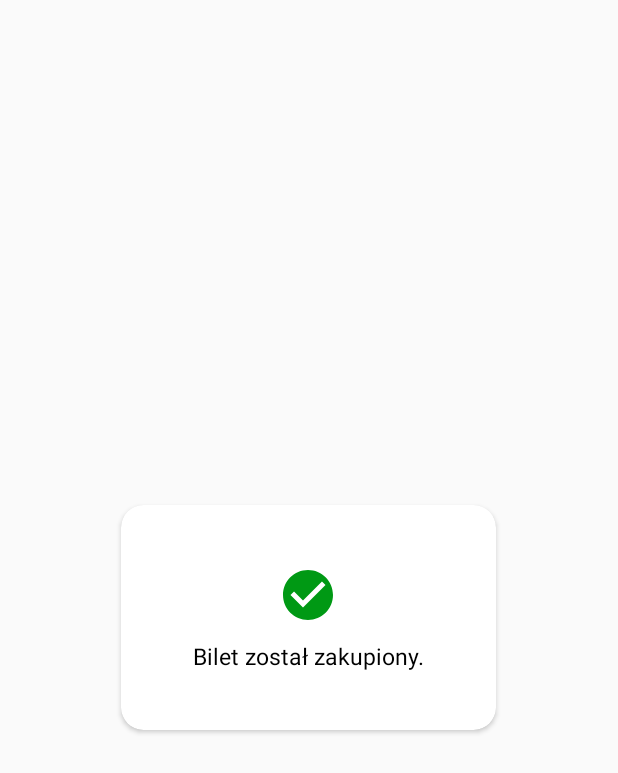
After one commit to Squizen/ClickAndGo, an Android app: the layout buying_successful.xml on its own in the app's theme, with its tools: preview values and no code run, on a phone screen of 412 x 824 dp. The commit adds this screen. Shown: the top 773 px of the screen. Run offline under Robolectric (Android 15) with nearby library versions, the phone set to English and light mode, and no system bars; network calls fail.

Commit message:
finishing project

```diff
--- a/app/build.gradle
+++ b/app/build.gradle
@@ -1,7 +1,7 @@
 apply plugin: 'com.android.application'
 
 android {
-    compileSdkVersion 29
+    compileSdkVersion 30
 
     defaultConfig {
         applicationId "breakthecode.com.clickandgo"
--- a/app/src/main/java/breakthecode/com/clickandgo/activities/ChooseCityFromActivity.java
+++ b/app/src/main/java/breakthecode/com/clickandgo/activities/ChooseCityFromActivity.java
@@ -47,7 +47,7 @@ import breakthecode.com.clickandgo.resthelpers.RideRequestParameters;
 public class ChooseCityFromActivity extends AppCompatActivity implements CitiesFromRecViewAdapter.OnItemClickListener {
     private static final String TAG = "myLogs ChooseCity";
 
-    private static String SERVER_URL = "http://ssh-vps.nazwa.pl:8084";
+    private static final String SERVER_URL = "http://ssh-vps.nazwa.pl:8084";
     public static final String CITY_PICKED = "CITY_FROM_PICKED";
 
     private AppSharedPreferencesHelper sharedPrefs;
--- a/app/src/main/java/breakthecode/com/clickandgo/activities/ChooseCityToActivity.java
+++ b/app/src/main/java/breakthecode/com/clickandgo/activities/ChooseCityToActivity.java
@@ -46,7 +46,7 @@ import breakthecode.com.clickandgo.resthelpers.RideRequestParameters;
 public class ChooseCityToActivity extends AppCompatActivity implements CitiesToRecViewAdapter.OnItemClickListener {
     private static final String TAG = "myLogs ChooseCity";
 
-    private static String SERVER_URL = "http://ssh-vps.nazwa.pl:8084";
+    private static final String SERVER_URL = "http://ssh-vps.nazwa.pl:8084";
     public static final String CITY_PICKED = "CITY_TO_PICKED";
 
     private AppSharedPreferencesHelper sharedPrefs;
--- a/app/src/main/java/breakthecode/com/clickandgo/activities/ChooseRideActivity.java
+++ b/app/src/main/java/breakthecode/com/clickandgo/activities/ChooseRideActivity.java
@@ -52,7 +52,7 @@ import breakthecode.com.clickandgo.resthelpers.RideRequestParameters;
 
 public class ChooseRideActivity extends AppCompatActivity implements RideCallback {
     private static final String TAG = "myLogs";
-    private static String SERVER_URL = "http://ssh-vps.nazwa.pl:8084";
+    private static final String SERVER_URL = "http://ssh-vps.nazwa.pl:8084";
 
     private RideRequestParameters rideRequestParameters;
     private List<RideResponse> listOfRides;
--- a/app/src/main/java/breakthecode/com/clickandgo/activities/MainActivity.java
+++ b/app/src/main/java/breakthecode/com/clickandgo/activities/MainActivity.java
@@ -37,7 +37,7 @@ import breakthecode.com.clickandgo.resthelpers.RideRequestParameters;
 
 public class MainActivity extends AppCompatActivity {
     private static final String TAG = "myLogs MainAct";
-    private static String SERVER_URL = "http://ssh-vps.nazwa.pl:8084";
+    private static final String SERVER_URL = "http://ssh-vps.nazwa.pl:8084";
 
     private AppSharedPreferencesHelper sharedPrefs;
     private RideRequestParameters rideRequestParameters;
--- a/app/src/main/java/breakthecode/com/clickandgo/recyclerviews/TicketsRecyclerViewAdapter.java
+++ b/app/src/main/java/breakthecode/com/clickandgo/recyclerviews/TicketsRecyclerViewAdapter.java
@@ -29,11 +29,11 @@ public class TicketsRecyclerViewAdapter extends RecyclerView.Adapter<TicketsRecy
 
     private List<UserTicket> listOfUserTickets = new ArrayList<>();
 
-    private Context context;
+    private final Context context;
 
     private RideRequestParameters rideRequestParameters;
 
-    private TicketCallBack callback;
+    private final TicketCallBack callback;
 
     public TicketsRecyclerViewAdapter(Context context, TicketCallBack callback){
         this.context = context;
--- /dev/null
+++ b/app/src/main/res/drawable/ok_icon.xml
@@ -0,0 +1,5 @@
+<vector android:height="24dp" android:tint="#009914"
+    android:viewportHeight="24" android:viewportWidth="24"
+    android:width="24dp" xmlns:android="http://schemas.android.com/apk/res/android">
+    <path android:fillColor="@android:color/white" android:pathData="M12,2C6.48,2 2,6.48 2,12s4.48,10 10,10 10,-4.48 10,-10S17.52,2 12,2zM10,17l-5,-5 1.41,-1.41L10,14.17l7.59,-7.59L19,8l-9,9z"/>
+</vector>
--- /dev/null
+++ b/app/src/main/res/layout/buying_successful.xml
@@ -0,0 +1,43 @@
+<?xml version="1.0" encoding="utf-8"?>
+<androidx.cardview.widget.CardView
+    android:background="#ffffff00"
+    app:cardCornerRadius="15dp"
+    android:layout_width="wrap_content"
+    android:layout_height="wrap_content"
+    android:layout_gravity="center"
+    xmlns:android="http://schemas.android.com/apk/res/android"
+    xmlns:app="http://schemas.android.com/apk/res-auto">
+
+    <RelativeLayout
+        android:layout_gravity="center"
+        android:layout_width="250dp"
+        android:layout_height="150dp"
+        android:padding="20dp">
+
+        <RelativeLayout
+            android:layout_centerInParent="true"
+            android:layout_width="match_parent"
+            android:layout_height="70dp">
+
+            <ImageView
+                android:layout_centerHorizontal="true"
+                android:id="@+id/img"
+                android:src="@drawable/ok_icon"
+                android:layout_width="40dp"
+                android:layout_height="40dp"/>
+
+            <TextView
+                android:layout_centerHorizontal="true"
+                android:layout_marginTop="10dp"
+                android:textSize="15sp"
+                android:textColor="@color/colorBlack"
+                android:text="Bilet został zakupiony."
+                android:layout_below="@id/img"
+                android:layout_width="wrap_content"
+                android:layout_height="wrap_content"/>
+
+        </RelativeLayout>
+
+    </RelativeLayout>
+
+</androidx.cardview.widget.CardView>
--- a/app/src/main/res/layout/loading_dialog.xml
+++ b/app/src/main/res/layout/loading_dialog.xml
@@ -29,7 +29,7 @@
         android:layout_marginTop="10dp"
         android:textSize="15sp"
         android:textColor="@color/colorBlack"
-        android:text="Pobieram dane"
+        android:text="Pobieram dane."
         android:layout_below="@id/progressBar"
         android:layout_width="wrap_content"
         android:layout_height="wrap_content"/>
```
Also changed, not shown: app/src/main/java/breakthecode/com/clickandgo/activities/TicketBuyingActivity.java (+93 -9 lines), app/src/main/java/breakthecode/com/clickandgo/classes/MailSupport.java (added, +81 -0 lines), app/src/main/java/breakthecode/com/clickandgo/classes/TransactionDialog.java (added, +34 -0 lines), app/src/main/java/breakthecode/com/clickandgo/recyclerviews/CitiesFromRecViewAdapter.java (+6 -5 lines), app/src/main/java/breakthecode/com/clickandgo/recyclerviews/CitiesToRecViewAdapter.java (+6 -5 lines), app/src/main/java/breakthecode/com/clickandgo/recyclerviews/RidesRecyclerViewAdapter.java (+7 -3 lines), app/src/main/res/layout/transaction_dialog.xml (added, +39 -0 lines).
